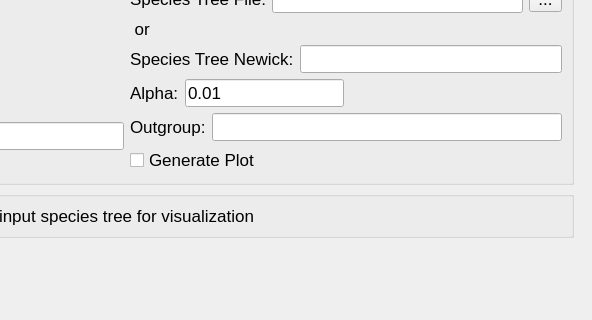
Qt form module/gui_layout.ui (chilleo/ALPHA) before a commit; both pictures show x 339 to 931 and y 405 to 725 of the 931 by 1001 pixel window.
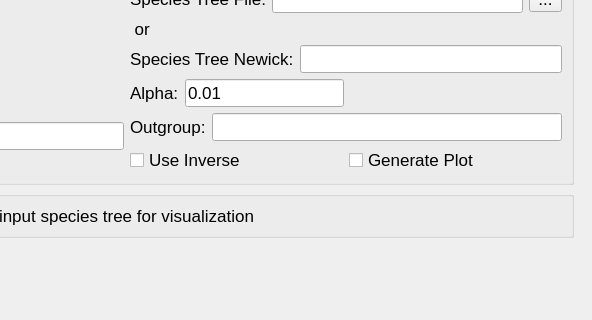
The same form after that commit. The open tabs and pages were chosen to show the change.

Commit message: Update Generalized D class

The edit to the form file:
```diff
--- a/module/gui_layout.ui
+++ b/module/gui_layout.ui
@@ -3896,7 +3896,17 @@
                       </layout>
                      </item>
                      <item>
-                      <layout class="QHBoxLayout" name="horizontalLayout_62">
+                      <layout class="QHBoxLayout" name="horizontalLayout_74">
+                       <property name="bottomMargin">
+                        <number>0</number>
+                       </property>
+                       <item>
+                        <widget class="QCheckBox" name="checkBox">
+                         <property name="text">
+                          <string>Use Inverse</string>
+                         </property>
+                        </widget>
+                       </item>
                        <item>
                         <widget class="QCheckBox" name="generatePlotCB">
                          <property name="text">
```
Left out of the diff: 4 changed lines with no effect on the pictures. The commit also changes 3 other files.
